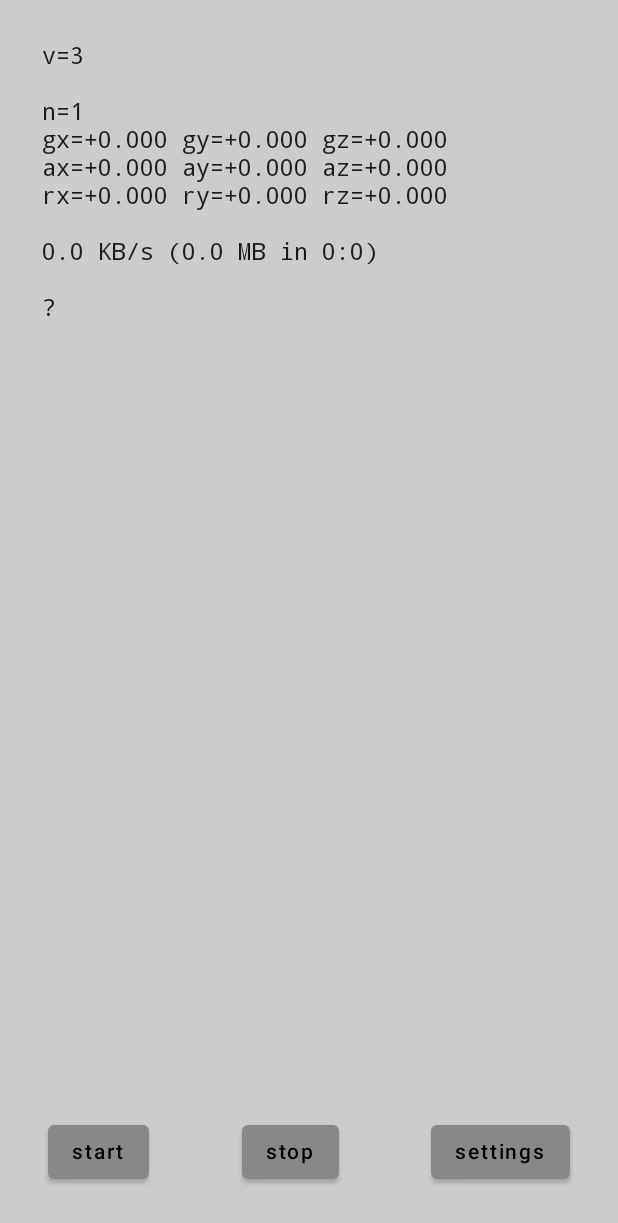
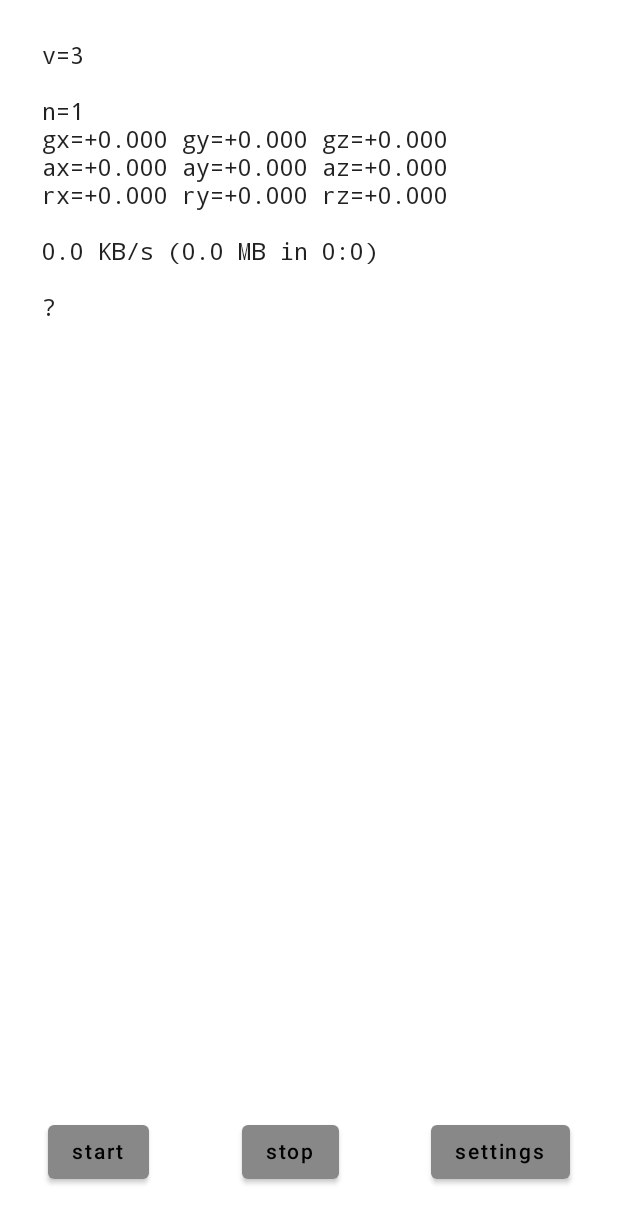
Before and after one commit to nuru-nu/pantone, an Android app built with Jetpack Compose: the screen it shows after launch (MainActivity), on a phone screen of 412 x 824 dp. Shown: the top 1223 px of the screen. Run offline under Robolectric (Android 15) with nearby library versions, the phone set to English and light mode, and no system bars.

Commit message:
Removes ToColor and surface color.

```diff
--- a/app/src/main/java/nu/nuru/hellogravity/Client.kt
+++ b/app/src/main/java/nu/nuru/hellogravity/Client.kt
@@ -4,7 +4,6 @@ import android.util.Log
 import kotlinx.coroutines.CoroutineScope
 import kotlinx.coroutines.Dispatchers
 import kotlinx.coroutines.launch
-import kotlinx.coroutines.runBlocking
 import org.json.JSONException
 import org.json.JSONObject
 import java.io.BufferedReader
@@ -124,7 +123,7 @@ class Client(
             setInControl(address == controlling)
             pings++
         } catch (e: JSONException) {
-            Log.e(TAG, "TcpClient: Cannot parse JSON (${json?.length} bytes): $e")
+            Log.e(TAG, "TcpClient: Cannot parse JSON (${json.length} bytes): $e")
             return false
         }
         return true
--- a/app/src/main/java/nu/nuru/hellogravity/MainActivity.kt
+++ b/app/src/main/java/nu/nuru/hellogravity/MainActivity.kt
@@ -21,7 +21,7 @@ const val TAG = "hellogravity"
 class MainActivity : ComponentActivity() { //, SensorEventListener {
 
     private var dispN: Int by mutableStateOf(1)  // triggers UI update
-    private var serviceState = ServiceState(SensorData(), Color.LightGray)
+    private var serviceState = ServiceState(SensorData())
 
     fun startService() {
         val serviceIntent = Intent(this, SensorService::class.java)
--- a/app/src/main/java/nu/nuru/hellogravity/MyApplication.kt
+++ b/app/src/main/java/nu/nuru/hellogravity/MyApplication.kt
@@ -2,7 +2,6 @@ package nu.nuru.hellogravity
 
 import android.app.Application
 import android.util.Log
-import androidx.compose.ui.graphics.Color
 import androidx.lifecycle.MutableLiveData
 import androidx.lifecycle.ViewModel
 import androidx.lifecycle.ViewModelProvider
@@ -32,7 +31,6 @@ class ApplicationModel : ViewModel() {
 
 data class ServiceState(
     val sensorData: SensorData = SensorData(),
-    val color: Color = Color.Black,
     val stats: NetworkStats = NetworkStats(),
     val connectionStatus: String = "?",
     )
--- a/app/src/main/java/nu/nuru/hellogravity/SensorService.kt
+++ b/app/src/main/java/nu/nuru/hellogravity/SensorService.kt
@@ -120,7 +120,6 @@ class SensorService: Service(), SensorEventListener, SharedPreferences.OnSharedP
     private var i = 0
     private val sensorData = SensorData()
     private val t0 = System.currentTimeMillis()
-    private val toColor = ToColor()
 
     override fun onSensorChanged(e: SensorEvent?) {
 
@@ -131,8 +130,6 @@ class SensorService: Service(), SensorEventListener, SharedPreferences.OnSharedP
         val t = (System.currentTimeMillis() - t0) / 1e3f
         valuesLogger!!.log(floatArrayOf(t) + sensorData.getValues())
 
-        val color = toColor.getColor(sensorData)
-
         if (prefs.getBoolean(getString(R.string.preferences_stream), false)) {
             client.sendSensordata(sensorData)
         }
@@ -141,7 +138,6 @@ class SensorService: Service(), SensorEventListener, SharedPreferences.OnSharedP
         if (i % 10 == 0) {
             model.liveData.postValue(ServiceState(
                 sensorData,
-                color,
                 stats,
                 client.getStatus(),
             ))
--- a/app/src/main/java/nu/nuru/hellogravity/UserInterface.kt
+++ b/app/src/main/java/nu/nuru/hellogravity/UserInterface.kt
@@ -27,7 +27,7 @@ fun UserInterface(
     n: Int = 0,
     serviceState: ServiceState = ServiceState(),
 ) {
-    Surface(color = serviceState.color) {
+    Surface() {
         Column(
             modifier = Modifier
                 .fillMaxSize()
```
Also changed, not shown: app/src/main/java/nu/nuru/hellogravity/SensorData.kt (renamed from app/src/main/java/nu/nuru/hellogravity/ToColor.kt, +0 -28 lines).
